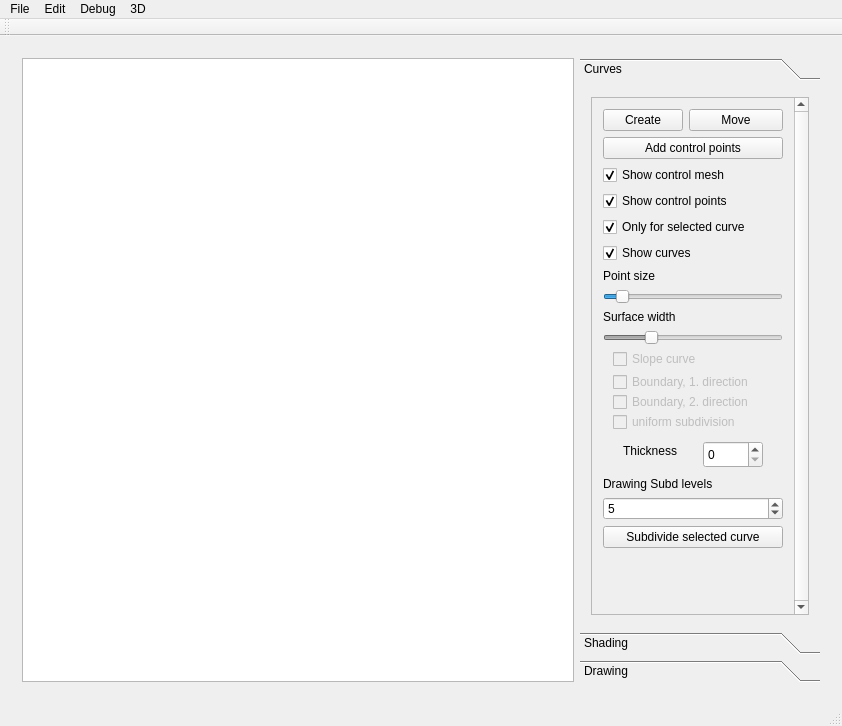
Old version of the form mainwindow.ui in the repository ftasse/ShadingCurves.
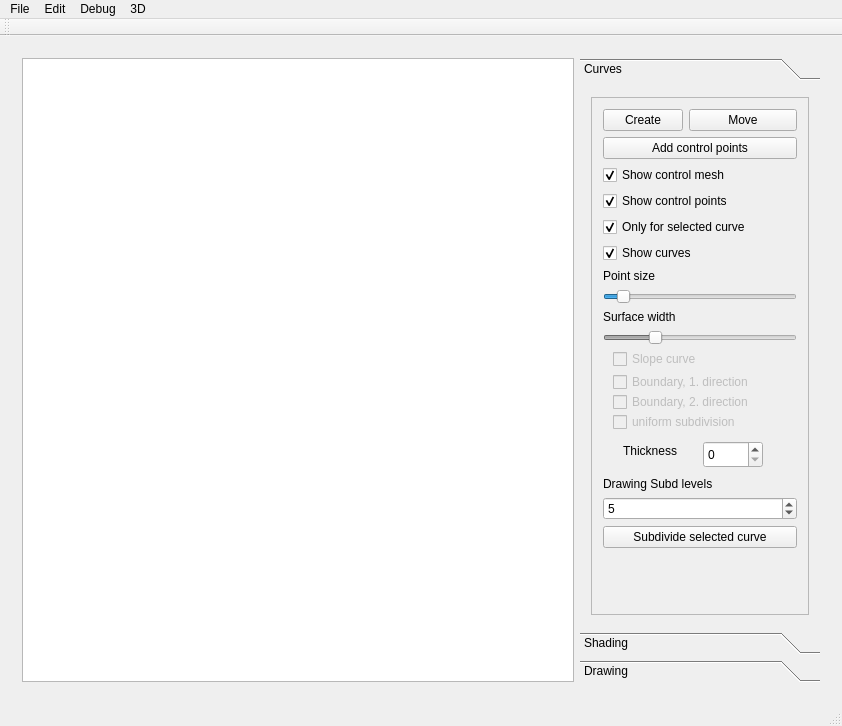
New version of the form. The open tabs and pages were chosen to show the change. Custom widgets are drawn as their Qt base class.

Commit message: Remove scrollbars

What changed in the file:
```diff
--- a/mainwindow.ui
+++ b/mainwindow.ui
@@ -59,11 +59,14 @@
              <property name="mouseTracking">
               <bool>true</bool>
              </property>
+             <property name="lineWidth">
+              <number>0</number>
+             </property>
              <property name="verticalScrollBarPolicy">
-              <enum>Qt::ScrollBarAlwaysOn</enum>
+              <enum>Qt::ScrollBarAlwaysOff</enum>
              </property>
              <property name="horizontalScrollBarPolicy">
-              <enum>Qt::ScrollBarAsNeeded</enum>
+              <enum>Qt::ScrollBarAlwaysOff</enum>
              </property>
              <property name="widgetResizable">
               <bool>true</bool>
@@ -73,7 +76,7 @@
                <rect>
                 <x>0</x>
                 <y>0</y>
-                <width>204</width>
+                <width>220</width>
                 <height>575</height>
                </rect>
               </property>
```
Left out of the diff: 6 changed lines with no effect on the pictures. The commit also changes 2 other files.
